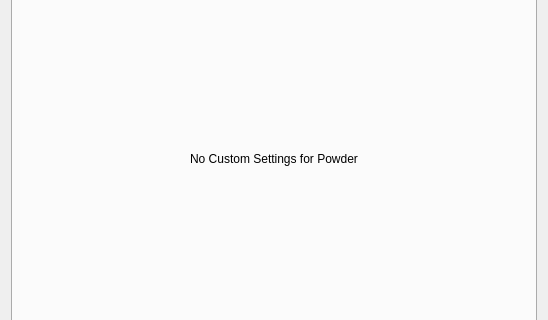
Old version of the form hexrd/ui/resources/ui/overlay_editor.ui in the repository HEXRD/hexrdgui; both pictures show x 0 to 548 and y 89 to 409 of the 548 by 502 pixel window.
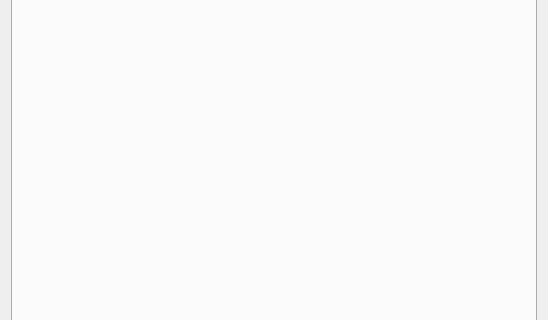
New version of the form.

Commit message:
Move material tth width editor into powder overlay
Rather than having the material tth width editor be on the
materials panel, move it into the powder overlay editor, because
it currently only impacts the powder overlays.

This tth width is still set on the material, so two powder overlays
with the same material will have the same tth width, but that is
most likely not an issue.

What changed in the file:
```diff
--- a/hexrd/ui/resources/ui/overlay_editor.ui
+++ b/hexrd/ui/resources/ui/overlay_editor.ui
@@ -23,8 +23,8 @@
    <string notr="true">QDoubleSpinBox:disabled {background-color: LightGray;}
 </string>
   </property>
-  <layout class="QGridLayout" name="gridLayout">
-   <item row="0" column="0" colspan="2">
+  <layout class="QVBoxLayout" name="verticalLayout_2">
+   <item>
     <widget class="QTabWidget" name="tab_widget">
      <property name="minimumSize">
       <size>
@@ -39,16 +39,9 @@
       <attribute name="title">
        <string>Powder</string>
       </attribute>
-      <layout class="QVBoxLayout" name="verticalLayout">
-       <item>
-        <widget class="QLabel" name="label">
-         <property name="text">
-          <string>No Custom Settings for Powder</string>
-         </property>
-         <property name="alignment">
-          <set>Qt::AlignCenter</set>
-         </property>
-        </widget>
+      <layout class="QGridLayout" name="gridLayout">
+       <item row="0" column="0">
+        <layout class="QVBoxLayout" name="powder_overlay_editor_layout"/>
        </item>
       </layout>
      </widget>
@@ -74,7 +67,7 @@
      </widget>
     </widget>
    </item>
-   <item row="1" column="0" colspan="2">
+   <item>
     <spacer name="verticalSpacer">
      <property name="orientation">
       <enum>Qt::Vertical</enum>
```
The commit also changes 7 other files.
